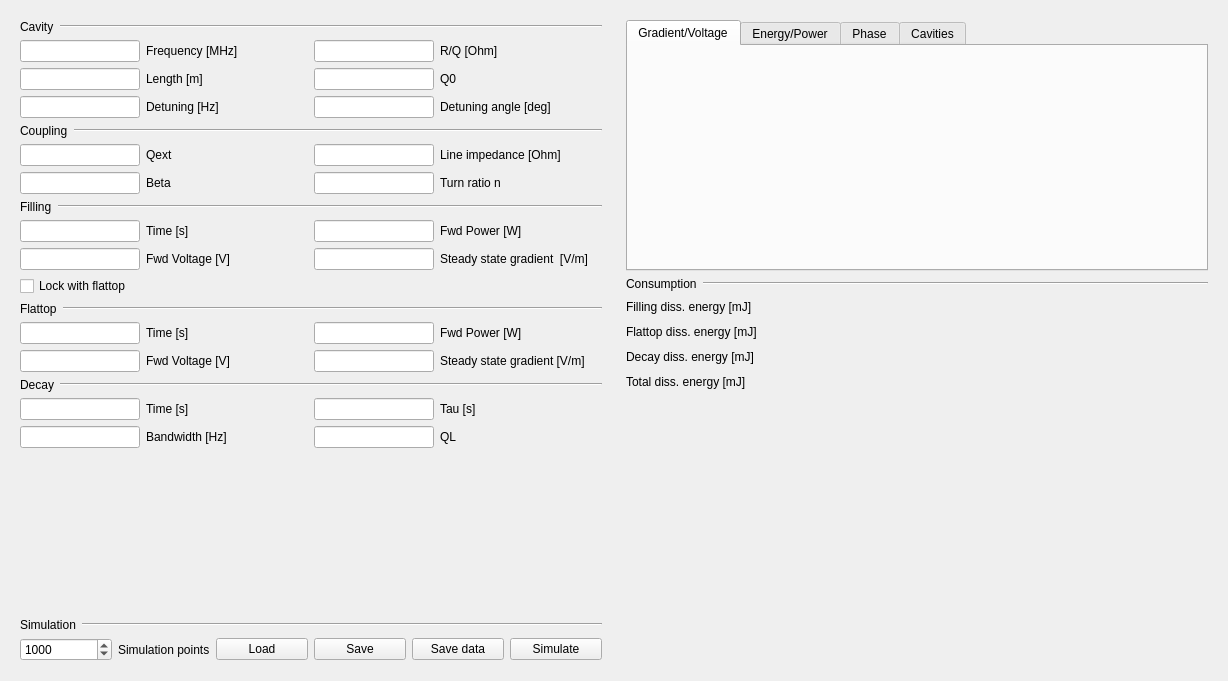
bellaz89/QtCavity, file qtcavity/resources/qtcavity.ui: the form before one commit.
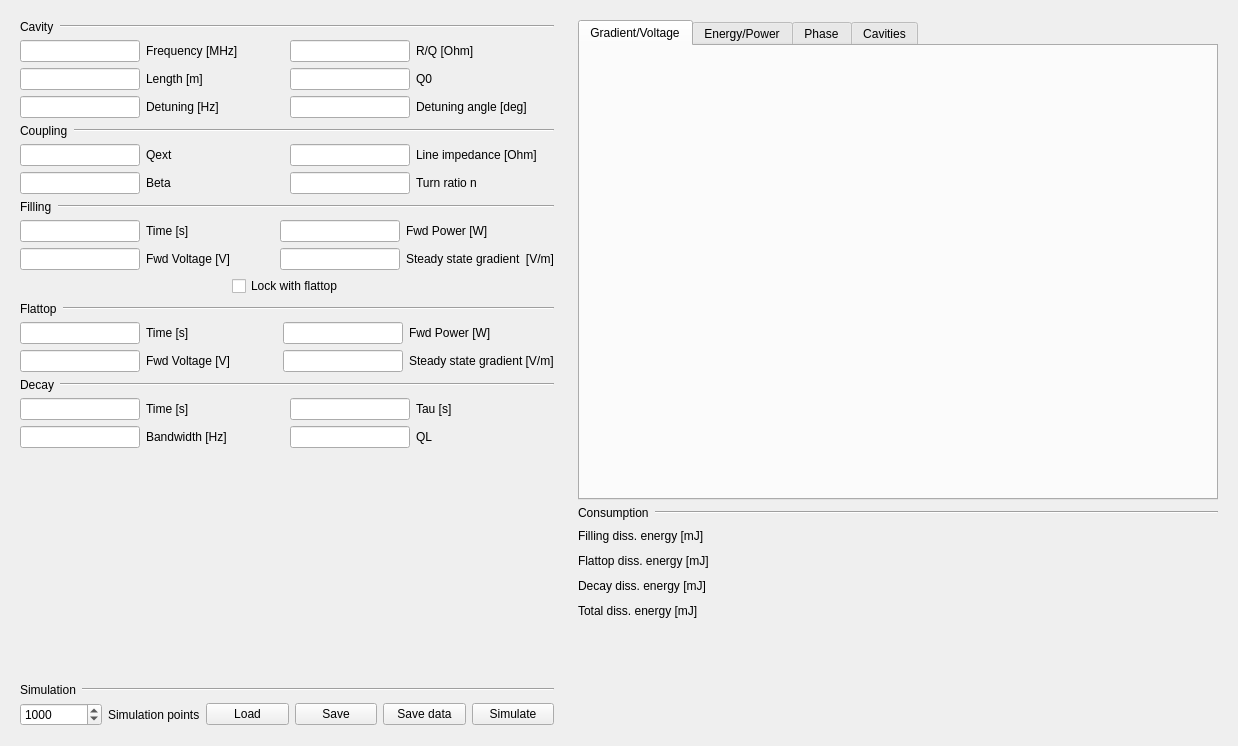
The form after the commit.

```diff
--- a/qtcavity/resources/qtcavity.ui
+++ b/qtcavity/resources/qtcavity.ui
@@ -6,8 +6,8 @@
    <rect>
     <x>0</x>
     <y>0</y>
-    <width>1228</width>
-    <height>681</height>
+    <width>1238</width>
+    <height>746</height>
    </rect>
   </property>
   <property name="windowTitle">
@@ -22,6 +22,12 @@
        <verstretch>0</verstretch>
       </sizepolicy>
      </property>
+     <property name="maximumSize">
+      <size>
+       <width>630</width>
+       <height>16777215</height>
+      </size>
+     </property>
      <layout class="QVBoxLayout" name="verticalLayout_5">
       <item>
        <layout class="QHBoxLayout" name="horizontalLayout">
@@ -493,6 +499,19 @@
       </item>
       <item>
        <layout class="QHBoxLayout" name="horizontalLayout_36">
+        <item>
+         <spacer name="horizontalSpacer">
+          <property name="orientation">
+           <enum>Qt::Horizontal</enum>
+          </property>
+          <property name="sizeHint" stdset="0">
+           <size>
+            <width>40</width>
+            <height>20</height>
+           </size>
+          </property>
+         </spacer>
+        </item>
         <item>
          <widget class="QCheckBox" name="checkBox_5">
           <property name="text">
@@ -500,6 +519,19 @@
           </property>
          </widget>
         </item>
+        <item>
+         <spacer name="horizontalSpacer_2">
+          <property name="orientation">
+           <enum>Qt::Horizontal</enum>
+          </property>
+          <property name="sizeHint" stdset="0">
+           <size>
+            <width>40</width>
+            <height>20</height>
+           </size>
+          </property>
+         </spacer>
+        </item>
        </layout>
       </item>
       <item>
@@ -880,6 +912,12 @@
      <layout class="QVBoxLayout" name="verticalLayout_8">
       <item>
        <widget class="QTabWidget" name="layout">
+        <property name="minimumSize">
+         <size>
+          <width>640</width>
+          <height>480</height>
+         </size>
+        </property>
         <property name="currentIndex">
          <number>0</number>
         </property>
```
